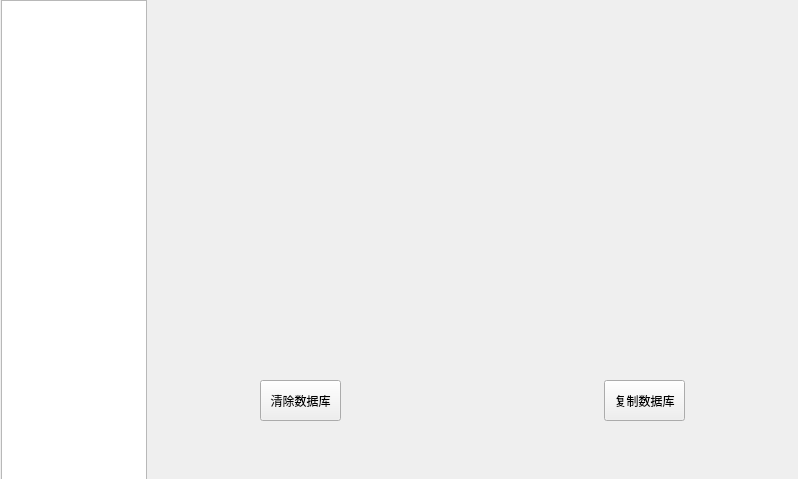
Old version of the form userinterface.ui in the repository SnakStar/QT-200.
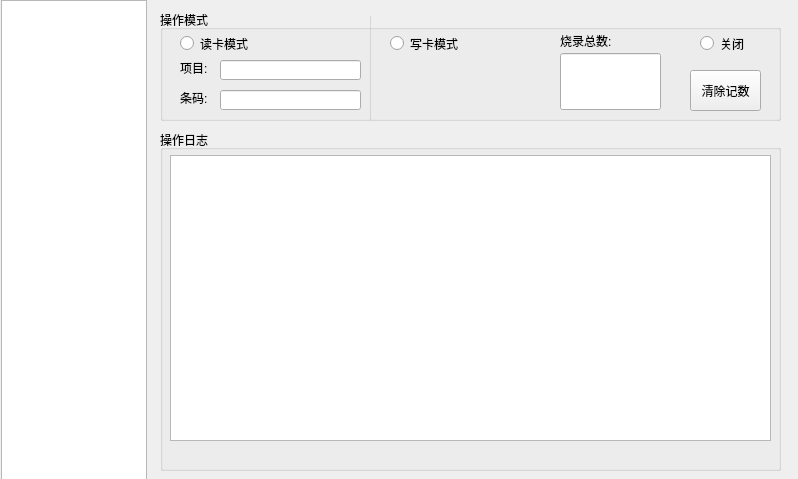
New version of the form.

Commit message: 1、增加射频烧写功能 2、添加调试界面射频接口 3、修改样式表文件,增加了射频组控件 4、增加了免密码输入功能 5、在主界面增加了开机恢复射频模式的功能

```diff
--- a/userinterface.ui
+++ b/userinterface.ui
@@ -33,7 +33,7 @@
     </rect>
    </property>
    <property name="currentIndex">
-    <number>1</number>
+    <number>3</number>
    </property>
    <widget class="QWidget" name="GeneralAPI">
     <widget class="QGroupBox" name="groupBox_Aging">
@@ -343,7 +343,7 @@
       <rect>
        <x>120</x>
        <y>380</y>
-       <width>81</width>
+       <width>91</width>
        <height>41</height>
       </rect>
      </property>
@@ -356,7 +356,7 @@
       <rect>
        <x>464</x>
        <y>380</y>
-       <width>81</width>
+       <width>91</width>
        <height>41</height>
       </rect>
      </property>
@@ -366,6 +366,194 @@
     </widget>
    </widget>
    <widget class="QWidget" name="LogAPI"/>
+   <widget class="QWidget" name="RFIDAPI">
+    <widget class="QGroupBox" name="groupBox_WriteMode">
+     <property name="geometry">
+      <rect>
+       <x>20</x>
+       <y>10</y>
+       <width>621</width>
+       <height>111</height>
+      </rect>
+     </property>
+     <property name="title">
+      <string>操作模式</string>
+     </property>
+     <widget class="QRadioButton" name="rbRFReadMode">
+      <property name="geometry">
+       <rect>
+        <x>20</x>
+        <y>23</y>
+        <width>91</width>
+        <height>21</height>
+       </rect>
+      </property>
+      <property name="text">
+       <string>读卡模式</string>
+      </property>
+     </widget>
+     <widget class="QRadioButton" name="rbRFWriteMode">
+      <property name="geometry">
+       <rect>
+        <x>230</x>
+        <y>23</y>
+        <width>91</width>
+        <height>21</height>
+       </rect>
+      </property>
+      <property name="text">
+       <string>写卡模式</string>
+      </property>
+     </widget>
+     <widget class="QRadioButton" name="rbRFCloseMode">
+      <property name="geometry">
+       <rect>
+        <x>540</x>
+        <y>23</y>
+        <width>71</width>
+        <height>21</height>
+       </rect>
+      </property>
+      <property name="text">
+       <string>关闭</string>
+      </property>
+     </widget>
+     <widget class="QLabel" name="lbRFItem">
+      <property name="geometry">
+       <rect>
+        <x>20</x>
+        <y>50</y>
+        <width>41</width>
+        <height>16</height>
+       </rect>
+      </property>
+      <property name="text">
+       <string>项目:</string>
+      </property>
+     </widget>
+     <widget class="QLabel" name="lbRFBarCode">
+      <property name="geometry">
+       <rect>
+        <x>20</x>
+        <y>80</y>
+        <width>41</width>
+        <height>16</height>
+       </rect>
+      </property>
+      <property name="text">
+       <string>条码:</string>
+      </property>
+     </widget>
+     <widget class="QLineEdit" name="leRFItem">
+      <property name="geometry">
+       <rect>
+        <x>60</x>
+        <y>50</y>
+        <width>141</width>
+        <height>20</height>
+       </rect>
+      </property>
+     </widget>
+     <widget class="QLineEdit" name="leRFBarCode">
+      <property name="geometry">
+       <rect>
+        <x>60</x>
+        <y>80</y>
+        <width>141</width>
+        <height>20</height>
+       </rect>
+      </property>
+     </widget>
+     <widget class="QGroupBox" name="groupBox_Separate">
+      <property name="geometry">
+       <rect>
+        <x>210</x>
+        <y>1</y>
+        <width>1</width>
+        <height>110</height>
+       </rect>
+      </property>
+      <property name="title">
+       <string/>
+      </property>
+     </widget>
+     <widget class="QLineEdit" name="leRFWriteTotal">
+      <property name="geometry">
+       <rect>
+        <x>400</x>
+        <y>43</y>
+        <width>101</width>
+        <height>57</height>
+       </rect>
+      </property>
+     </widget>
+     <widget class="QLabel" name="lbRFWriteTotal">
+      <property name="geometry">
+       <rect>
+        <x>400</x>
+        <y>23</y>
+        <width>71</width>
+        <height>16</height>
+       </rect>
+      </property>
+      <property name="text">
+       <string>烧录总数:</string>
+      </property>
+     </widget>
+     <widget class="QLabel" name="lbRFWriteModeState">
+      <property name="geometry">
+       <rect>
+        <x>220</x>
+        <y>50</y>
+        <width>171</width>
+        <height>51</height>
+       </rect>
+      </property>
+      <property name="text">
+       <string/>
+      </property>
+     </widget>
+     <widget class="QPushButton" name="btnRFClearWriteTotal">
+      <property name="geometry">
+       <rect>
+        <x>530</x>
+        <y>60</y>
+        <width>71</width>
+        <height>41</height>
+       </rect>
+      </property>
+      <property name="text">
+       <string>清除记数</string>
+      </property>
+     </widget>
+    </widget>
+    <widget class="QGroupBox" name="groupBox_OptLog">
+     <property name="geometry">
+      <rect>
+       <x>20</x>
+       <y>130</y>
+       <width>621</width>
+       <height>341</height>
+      </rect>
+     </property>
+     <property name="title">
+      <string>操作日志</string>
+     </property>
+     <widget class="QTextEdit" name="teRFOptLog">
+      <property name="geometry">
+       <rect>
+        <x>10</x>
+        <y>25</y>
+        <width>601</width>
+        <height>286</height>
+       </rect>
+      </property>
+      <property name="readOnly">
+       <bool>true</bool>
+      </property>
+     </widget>
+    </widget>
+   </widget>
   </widget>
  </widget>
  <resources/>
```
Left out of the diff: 2 changed lines with no effect on the pictures. The commit also changes 11 other files.
